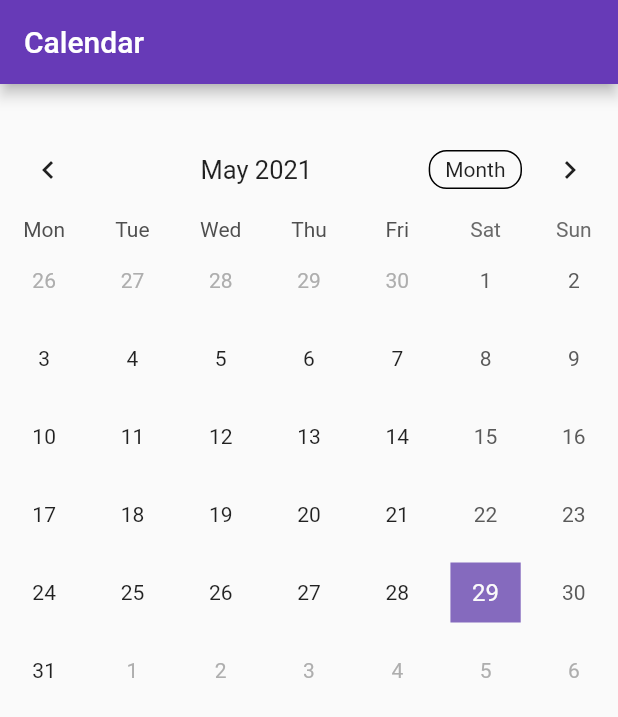
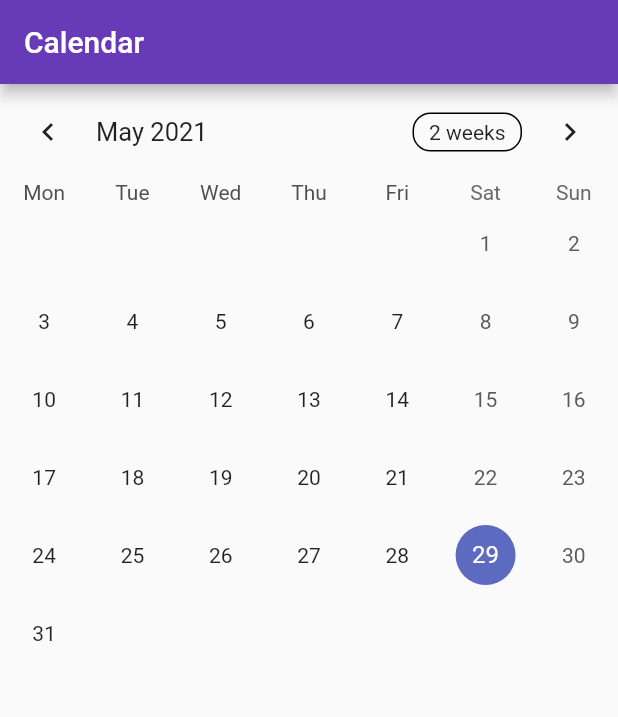
Before and after one commit to yenlydu/Fluttech, a Flutter app: the CalendarPage screen opened directly, on a phone screen of 412 x 824 dp. Shown: the top 717 px of the screen. Run offline on Flutter 3.47's test engine with Material 2 defaults, Android fonts, the phone set to English and light mode, and no system bars; drawn by our look-alikes of overlay_support, table_calendar; our stand-ins replace carousel_slider, cloud_firestore, firebase_auth, firebase_core, firebase_storage, flutter_spinkit and 5 more; missing offline and left inert: autocomplete_textfield, cloud_firestore_web, cloud_functions_web, firebase_auth_oauth, firebase_auth_oauth_web, firebase_auth_web and 5 more; accounts and stored records are empty.

Commit message:
Add Calendar User Appointement && Fix Model Timespan Conversion

```diff
--- a/lib/Mobile/Page/CalendarPage/Calendar.dart
+++ b/lib/Mobile/Page/CalendarPage/Calendar.dart
@@ -6,124 +6,173 @@ import 'package:flutter2/Model/AppointementModel.dart';
 import 'package:flutter2/Model/Constants.dart';
 import 'package:flutter2/Model/UserModel.dart';
 import 'package:table_calendar/table_calendar.dart';
+import 'dart:collection';
 
 import './Templates/Event.dart';
 
 class CalendarPage extends StatefulWidget {
-  CalendarPage({Key key}) : super(key: key);
   @override
   _CalendarPageState createState() => _CalendarPageState();
 }
 
 class _CalendarPageState extends State<CalendarPage> {
-  Map<DateTime, List<Event>> selectedEvents;
-  DateTime day;
-  DateTime _selectedDay = DateTime.now();
+  ValueNotifier<List<Event>> _selectedEvents;
+  CalendarFormat _calendarFormat = CalendarFormat.month;
+  RangeSelectionMode _rangeSelectionMode = RangeSelectionMode
+      .toggledOff; // Can be toggled on/off by longpressing a date
   DateTime _focusedDay = DateTime.now();
-  CalendarFormat format = CalendarFormat.month;
+  DateTime _selectedDay;
+  DateTime _rangeStart;
+  DateTime _rangeEnd;
 
-  UserModel currentuser;
-  List<AppointementModel> appointements = [];
+  //LinkedHashMap<DateTime, List<Event>> kEvents =
+  //    new Map<DateTime, List<Event>>();
 
-  _initData(BuildContext context) async {
-    currentuser = await locator<FireStoreUser>()
-        .getUser(FirebaseAuth.instance.currentUser.uid);
-    appointements =
-        await locator<FireStoreUser>().getUserAppointements(currentuser);
-    await fillCalendar();
+  @override
+  void initState() {
+    super.initState();
+
+    _selectedDay = _focusedDay;
+    _selectedEvents = ValueNotifier(_getEventsForDay(_selectedDay));
+    registeruserappointement();
   }
 
-  Future<Map<DateTime, List<Event>>> fillCalendar() async {
-    appointements.forEach((element) {
+  void registeruserappointement() async {
+    Map<DateTime, List<Event>> list = {};
+    List<AppointementModel> appoint = await locator<FireStoreUser>()
+        .getUserAppointements(locator<FireStoreUser>().currentUser);
+    appoint.forEach((element) {
       var datetoappoint = DateTime(element.timetoAppoint.year,
-          element.timetoAppoint.month, element.timetoAppoint.day);
-      var original = selectedEvents[datetoappoint];
+          element.timetoAppoint.month, element.timetoAppoint.day + 1);
+      var original = kEvents[datetoappoint];
       if (original == null) {
-        selectedEvents[datetoappoint] = [Event(title: element.name)];
+        setState(() {
+          kEvents[datetoappoint] = [Event(element.name)];
+        });
       } else {
-        selectedEvents[datetoappoint] = List.from(original)
-          ..addAll([Event(title: element.name)]);
+        var newelemnt = List<Event>.from(original)
+          ..addAll([Event(element.name)]);
+        setState(() {
+          kEvents[datetoappoint] = newelemnt;
+        });
       }
     });
-    return selectedEvents;
   }
 
   @override
-  void initState() {
-    selectedEvents = {};
-    /*WidgetsBinding.instance.addPostFrameCallback((_) async {
-      await fillCalendar().then((val) => setState(() {
-            selectedEvents = val;
-          }));
-      //print( ' ${_events.toString()} ');
-    });*/
-    super.initState();
+  void dispose() {
+    _selectedEvents.dispose();
+    super.dispose();
   }
 
-  List<Event> _getEventsfromDay(DateTime date) {
-    return selectedEvents[date] ?? [];
+  List<Event> _getEventsForDay(DateTime day) {
+    // Implementation example
+    return kEvents[day] ?? [];
   }
 
-  // Calendar Page
+  List<Event> _getEventsForRange(DateTime start, DateTime end) {
+    // Implementation example
+    final days = daysInRange(start, end);
+
+    return [
+      for (final d in days) ..._getEventsForDay(d),
+    ];
+  }
+
+  void _onDaySelected(DateTime selectedDay, DateTime focusedDay) {
+    if (!isSameDay(_selectedDay, selectedDay)) {
+      setState(() {
+        _selectedDay = selectedDay;
+        _focusedDay = focusedDay;
+        _rangeStart = null; // Important to clean those
+        _rangeEnd = null;
+        _rangeSelectionMode = RangeSelectionMode.toggledOff;
+      });
+
+      _selectedEvents.value = _getEventsForDay(selectedDay);
+    }
+  }
+
+  void _onRangeSelected(DateTime start, DateTime end, DateTime focusedDay) {
+    setState(() {
+      _selectedDay = null;
+      _focusedDay = focusedDay;
+      _rangeStart = start;
+      _rangeEnd = end;
+      _rangeSelectionMode = RangeSelectionMode.toggledOn;
+    });
+
+    // `start` or `end` could be null
+    if (start != null && end != null) {
+      _selectedEvents.value = _getEventsForRange(start, end);
+    } else if (start != null) {
+      _selectedEvents.value = _getEventsForDay(start);
+    } else if (end != null) {
+      _selectedEvents.value = _getEventsForDay(end);
+    }
+  }
+
   @override
   Widget build(BuildContext context) {
-    //_initData(context);
     return Scaffold(
       appBar: AppBar(
-        title: const Text('Calendar'),
+        title: Text('Calendar'),
       ),
-      body: ListView(
-        children: <Widget>[
-          Container(
-            padding: new EdgeInsets.only(top: 25),
-            child: Center(
-              child: Container(
-                child: Column(
-                  children: <Widget>[
-                    TableCalendar(
-                      firstDay: DateTime.utc(2010, 10, 16),
-                      lastDay: DateTime.utc(2030, 3, 14),
-                      focusedDay: _focusedDay,
-                      calendarFormat: format,
-                      startingDayOfWeek: StartingDayOfWeek.monday,
-                      daysOfWeekVisible: true,
-                      onFormatChanged: (CalendarFormat _format) {
-                        setState(() {
-                          format = _format;
-                        });
-                      },
-                      selectedDayPredicate: (day) {
-                        return isSameDay(_selectedDay, day);
-                      },
-                      onDaySelected:
-                          (DateTime selectedDay, DateTime focusedDay) {
-                        setState(() {
-                          _selectedDay = selectedDay;
-                          _focusedDay = focusedDay;
-                        });
-                      },
-                      eventLoader: _getEventsfromDay,
-                      calendarStyle: CalendarStyle(
-                        isTodayHighlighted: true,
-                        todayDecoration: BoxDecoration(
-                          color: Constants().focused_color,
-                          shape: BoxShape.rectangle,
-                          //borderRadius: BorderRadius.circular(5.0),
-                        ),
-                        selectedDecoration: BoxDecoration(
-                          color: Constants().selected_color,
-                          shape: BoxShape.rectangle,
-                          //borderRadius: BorderRadius.circular(5.0),
-                        ),
+      body: Column(
+        children: [
+          TableCalendar<Event>(
+            firstDay: kFirstDay,
+            lastDay: kLastDay,
+            focusedDay: _focusedDay,
+            selectedDayPredicate: (day) => isSameDay(_selectedDay, day),
+            rangeStartDay: _rangeStart,
+            rangeEndDay: _rangeEnd,
+            calendarFormat: _calendarFormat,
+            rangeSelectionMode: _rangeSelectionMode,
+            eventLoader: _getEventsForDay,
+            startingDayOfWeek: StartingDayOfWeek.monday,
+            calendarStyle: CalendarStyle(
+              // Use `CalendarStyle` to customize the UI
+              outsideDaysVisible: false,
+            ),
+            onDaySelected: _onDaySelected,
+            onRangeSelected: _onRangeSelected,
+            onFormatChanged: (format) {
+              if (_calendarFormat != format) {
+                setState(() {
+                  _calendarFormat = format;
+                });
+              }
+            },
+            onPageChanged: (focusedDay) {
+              _focusedDay = focusedDay;
+            },
+          ),
+          const SizedBox(height: 8.0),
+          Expanded(
+            child: ValueListenableBuilder<List<Event>>(
+              valueListenable: _selectedEvents,
+              builder: (context, value, _) {
+                return ListView.builder(
+                  itemCount: value.length,
+                  itemBuilder: (context, index) {
+                    return Container(
+                      margin: const EdgeInsets.symmetric(
+                        horizontal: 12.0,
+                        vertical: 4.0,
                       ),
-                      headerStyle: HeaderStyle(
-                        titleCentered: true,
-                        formatButtonShowsNext: false,
+                      decoration: BoxDecoration(
+                        border: Border.all(),
+                        borderRadius: BorderRadius.circular(12.0),
                       ),
-                    )
-                  ],
-                ),
-              ),
+                      child: ListTile(
+                        onTap: () => print('${value[index]}'),
+                        title: Text('${value[index]}'),
+                      ),
+                    );
+                  },
+                );
+              },
             ),
           ),
         ],
--- a/lib/Mobile/Page/CalendarPage/Templates/Event.dart
+++ b/lib/Mobile/Page/CalendarPage/Templates/Event.dart
@@ -1,6 +1,48 @@
-/*class Event {
+import 'dart:collection';
+import 'package:flutter2/Mobile/Tools/FireStore/FireStoreUser.dart';
+import 'package:flutter2/Mobile/Tools/ServiceLocator/ServiceManager.dart';
+import 'package:flutter2/Model/AppointementModel.dart';
+import 'package:flutter2/Model/UserModel.dart';
+import 'package:table_calendar/table_calendar.dart';
+
+class Event {
   final String title;
-  Event({this.title = ''});
 
-  String toString() => this.title;
-}*/
+  const Event(this.title);
+
+  @override
+  String toString() => title;
+}
+
+final kEvents = LinkedHashMap<DateTime, List<Event>>(
+  equals: isSameDay,
+  hashCode: getHashCode,
+);
+
+final _kEventSource = Map.fromIterable(List.generate(50, (index) => index),
+    key: (item) => DateTime.utc(2020, 10, item * 5),
+    value: (item) => List.generate(
+        item % 4 + 1, (index) => Event('Event $item | ${index + 1}')))
+  ..addAll({
+    DateTime.now(): [
+      Event('Today\'s Event 1'),
+      Event('Today\'s Event 2'),
+    ],
+  });
+
+int getHashCode(DateTime key) {
+  return key.day * 1000000 + key.month * 10000 + key.year;
+}
+
+/// Returns a list of [DateTime] objects from [first] to [last], inclusive.
+List<DateTime> daysInRange(DateTime first, DateTime last) {
+  final dayCount = last.difference(first).inDays + 1;
+  return List.generate(
+    dayCount,
+    (index) => DateTime.utc(first.year, first.month, first.day + index),
+  );
+}
+
+final kNow = DateTime.now();
+final kFirstDay = DateTime(kNow.year, kNow.month - 3, kNow.day);
+final kLastDay = DateTime(kNow.year, kNow.month + 3, kNow.day);
--- a/lib/Mobile/Page/LoginPage/login.dart
+++ b/lib/Mobile/Page/LoginPage/login.dart
@@ -2,14 +2,10 @@ import 'dart:ui';
 import 'dart:async';
 import 'package:flutter/material.dart';
 import 'package:flutter2/Mobile/Page/Admin/LoginPage/adminLoginPage.dart';
-import 'package:flutter2/Mobile/Page/CommonBackground.dart';
 import 'package:flutter2/Mobile/Page/Homepage/Nav.dart';
-import 'package:flutter2/Mobile/Page/Homepage/home.dart';
-import 'package:flutter2/Mobile/Page/ProfilePage/Profile.dart';
 import 'package:flutter2/Mobile/Tools/FireStore/FireStoreUser.dart';
 import 'package:flutter2/Mobile/Tools/ServiceLocator/ServiceManager.dart';
 import 'package:flutter2/Model/UserModel.dart';
-import 'package:lite_rolling_switch/lite_rolling_switch.dart';
 import 'package:firebase_auth/firebase_auth.dart';
 import 'package:provider/provider.dart';
 import 'package:flutter_spinkit/flutter_spinkit.dart';
@@ -18,7 +14,6 @@ import 'package:flutter_spinkit/flutter_spinkit.dart';
 import 'package:flutter2/Model/Constants.dart';
 import 'package:flutter2/Model/Constants/C_Login.dart';
 import 'package:shared_preferences/shared_preferences.dart';
-import '../../Widget/app_icons_icons.dart';
 import '../../Tools/authentication_service.dart';
 
 class LoginPage extends StatefulWidget {
--- a/lib/Mobile/Tools/FireStore/FireStoreAppointements.dart
+++ b/lib/Mobile/Tools/FireStore/FireStoreAppointements.dart
@@ -13,11 +13,10 @@ import 'FireStoreUser.dart';
 // Manage Unit Info with Shared Preferences
 class FireStoreAppointement {
   FirebaseFirestore firestore = FirebaseFirestore.instance;
-  CollectionReference appointement;
+  CollectionReference appointement =
+      FirebaseFirestore.instance.collection('Appointement');
 
-  FireStoreAppointement() {
-    appointement = FirebaseFirestore.instance.collection('Appointement');
-  }
+  FireStoreAppointement() {}
 
   Future<AppointementModel> registerAppointement(AppointementModel data) async {
     try {
@@ -44,7 +43,7 @@ class FireStoreAppointement {
       DocumentSnapshot res = await appointement.doc(documentId).get();
       AppointementModel appoint = null;
 
-      if (res.data() != null) {
+      if (res != null && res.data() != null) {
         appoint = AppointementModel.fromJson(res.data());
       } else {
         return (null);
@@ -91,8 +90,7 @@ class FireStoreAppointement {
       appointement.subscribedusersId.add(user.userid);
       this.UpdateAppointement(appointement);
       user.appointementlist.add(appointement.id);
-      locator<FireStoreUser>().UpdateUser(
-          await locator<AuthenticationService>().getUserInfo(), user);
+      locator<FireStoreUser>().UpdateUser(user);
       return true;
     } catch (e) {
       return false;
--- a/lib/Model/AppointementModel.dart
+++ b/lib/Model/AppointementModel.dart
@@ -1,4 +1,6 @@
 // Local User Data
+import 'package:cloud_firestore/cloud_firestore.dart';
+
 class AppointementModel {
   String id;
   String name;
@@ -35,7 +37,8 @@ class AppointementModel {
       unitid: parsedJson['unitid'] ?? '',
       subscribedusersId:
           List.from(parsedJson['subscribedusersId']) ?? const <String>[],
-      timetoAppoint: parsedJson['timetoAppoint'] ?? null,
+      timetoAppoint:
+          (parsedJson['timetoAppoint'] as Timestamp).toDate() ?? null,
     );
   }
 
```
Also changed, not shown: lib/Model/UnitModel.dart (+5 -3 lines).
